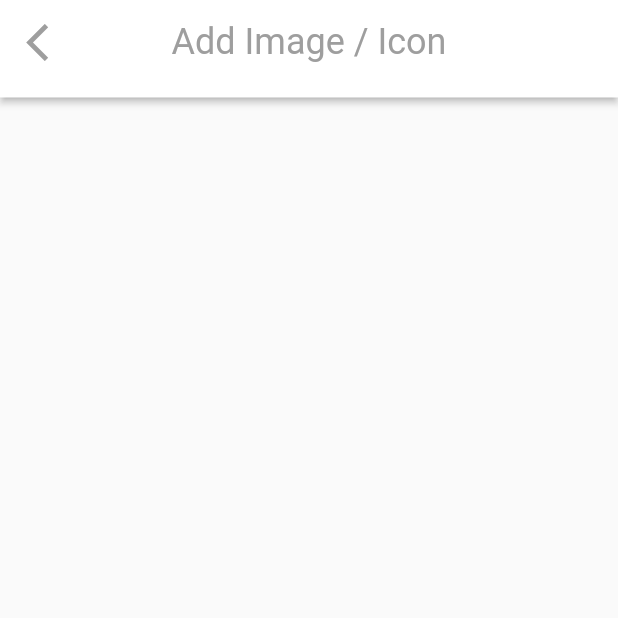
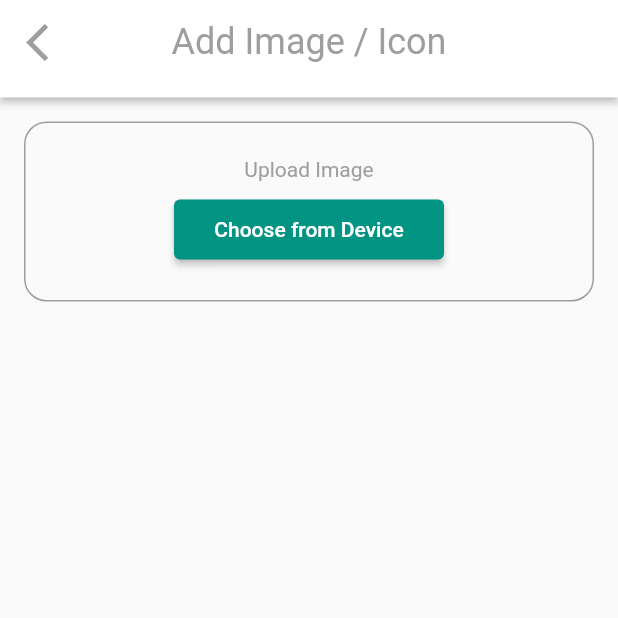
Before and after one commit to nicolas-ferrada/image_handler_celebrare, a Flutter app: the screen it shows after launch, on a phone screen of 412 x 824 dp, the top half of it. Run offline on Flutter 3.47's test engine with Material 3 defaults, Android fonts, the phone set to English and light mode, and no system bars.

Commit message:
feat home main widgets

```diff
--- a/lib/pages/home.dart
+++ b/lib/pages/home.dart
@@ -1,4 +1,6 @@
+import 'package:celebrare/styles/app_color.dart';
 import 'package:celebrare/widgets/custom_app_bar.dart';
+import 'package:celebrare/widgets/custom_container.dart';
 import 'package:flutter/material.dart';
 
 import '../widgets/home_body.dart';
@@ -8,12 +10,40 @@ class Home extends StatelessWidget {
 
   @override
   Widget build(BuildContext context) {
-    return const Scaffold(
-      appBar: CustomAppBar(),
+    return Scaffold(
+      appBar: const CustomAppBar(),
       body: HomeBody(
-        childrenPadding: 8,
-        children: [],
+        childrenPadding: 16,
+        children: [
+          CustomContainer(
+            children: [
+              uploadImageText(),
+              const SizedBox(height: 8),
+              chooseFromDeviceButton(),
+            ],
+          ),
+        ],
       ),
     );
   }
+
+  Widget uploadImageText() {
+    return const Text(
+      'Upload Image',
+      style: TextStyle(color: AppColor.grey),
+    );
+  }
+
+  Widget chooseFromDeviceButton() {
+    return ElevatedButton(
+      style: ElevatedButton.styleFrom(
+        backgroundColor: AppColor.teal,
+        minimumSize: const Size(180, 40),
+      ),
+      onPressed: () {
+
+      },
+      child: const Text('Choose from Device'),
+    );
+  }
 }
```
